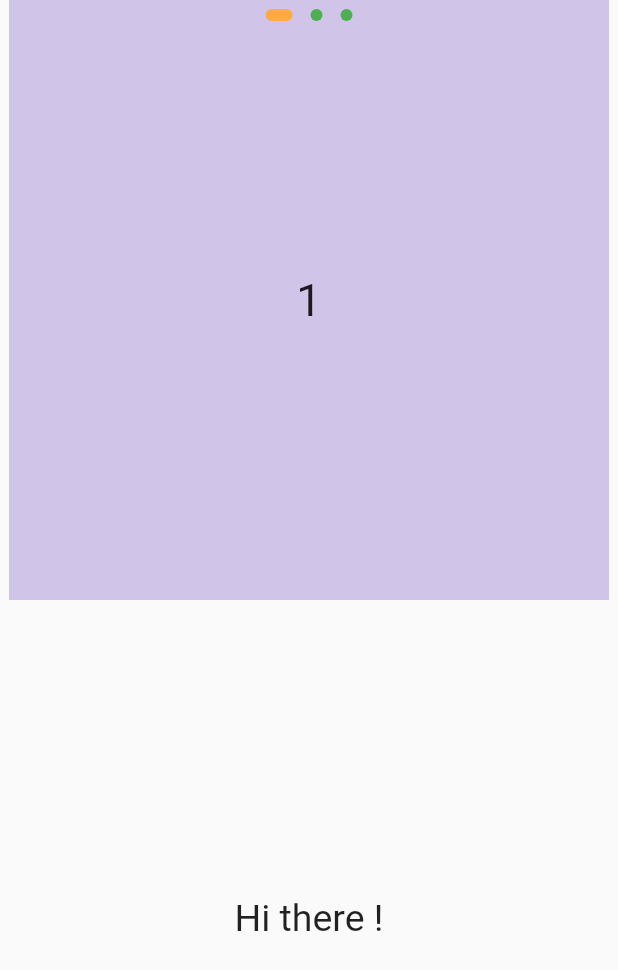
After one commit to berrecelik/riverpod_state_management, a Flutter app: the screen it shows after launch, on a phone screen of 412 x 824 dp. The commit adds this screen. Shown: the top 970 px of the screen. Run offline on Flutter 3.47's test engine with Material 2 defaults, Android fonts, the phone set to English and light mode, and no system bars; drawn by our look-alikes of dots_indicator; our stand-ins replace equatable, flutter_riverpod, google_fonts; Roboto replaces fonts that are missing (Philosopher).

Commit message:
welcome page and number page added

```diff
--- a/lib/main.dart
+++ b/lib/main.dart
@@ -2,6 +2,7 @@ import 'package:flutter/material.dart';
 import 'package:flutter_riverpod/flutter_riverpod.dart';
 import 'package:riverpod_state_management/pages/counter.dart';
 import 'package:riverpod_state_management/pages/user_page.dart';
+import 'package:riverpod_state_management/pages/welcome.dart';
 
 void main() {
   WidgetsFlutterBinding.ensureInitialized();
@@ -13,6 +14,6 @@ class MyApp extends StatelessWidget {
 
   @override
   Widget build(BuildContext context) {
-    return MaterialApp(debugShowCheckedModeBanner: false, home: UserPage());
+    return MaterialApp(debugShowCheckedModeBanner: false, home: WelcomePage());
   }
 }
--- a/lib/pages/selectedbutton.dart
+++ b/lib/pages/selectedbutton.dart
@@ -16,7 +16,7 @@ class SelectedButton extends ConsumerWidget {
           crossAxisAlignment: CrossAxisAlignment.center,
           mainAxisAlignment: MainAxisAlignment.center,
           children: [
-            Text(selectedButton.toUpperCase() + " is selected.",
+            Text(selectedButton.toUpperCase() + " is selected",
                 style: GoogleFonts.philosopher(
                   fontSize: 25,
                 )),
--- /dev/null
+++ b/lib/pages/welcome.dart
@@ -0,0 +1,134 @@
+import 'package:dots_indicator/dots_indicator.dart';
+import 'package:flutter/material.dart';
+import 'package:flutter_riverpod/flutter_riverpod.dart';
+import 'package:google_fonts/google_fonts.dart';
+import 'package:riverpod_state_management/pages/user_page.dart';
+import 'package:riverpod_state_management/provider/provider.dart';
+
+class WelcomePage extends ConsumerStatefulWidget {
+  const WelcomePage({super.key});
+
+  @override
+  ConsumerState<ConsumerStatefulWidget> createState() => _WelcomePageState();
+}
+
+class _WelcomePageState extends ConsumerState<WelcomePage> {
+  PageController pageController = new PageController(initialPage: 0);
+  @override
+  void initState() {
+    super.initState();
+  }
+
+  @override
+  Widget build(BuildContext context) {
+    var state = ref.watch(welcomeProvider);
+    return Container(
+      color: Colors.black26,
+      child: SafeArea(
+          child: Scaffold(
+        body: Container(
+            child: Stack(
+          alignment: Alignment.topCenter,
+          children: [
+            PageView(
+              scrollDirection: Axis.horizontal,
+              reverse: false,
+              onPageChanged: (index) {
+                ref.read(welcomeProvider.notifier).pageChanged(index);
+              },
+              controller: pageController,
+              pageSnapping: true,
+              physics: ClampingScrollPhysics(),
+              children: [
+                Column(
+                  children: [
+                    Container(
+                      color: Colors.deepPurple[100],
+                      width: 400,
+                      height: 400,
+                      child: Center(
+                          child: Text(
+                        "1",
+                        style: GoogleFonts.philosopher(fontSize: 30),
+                      )),
+                    ),
+                    Expanded(
+                      child: Center(
+                          child: Text("Hi there !",
+                              style: GoogleFonts.philosopher(fontSize: 25))),
+                    )
+                  ],
+                ),
+                Column(
+                  children: [
+                    Container(
+                      color: Colors.pink[100],
+                      width: 400,
+                      height: 400,
+                      child: Center(
+                          child: Text(
+                        "2",
+                        style: GoogleFonts.philosopher(fontSize: 30),
+                      )),
+                    ),
+                    Expanded(
+                      child: Center(
+                          child: Text("Welcome !",
+                              style: GoogleFonts.philosopher(fontSize: 25))),
+                    )
+                  ],
+                ),
+                Column(
+                  children: [
+                    Container(
+                      color: Colors.amber[100],
+                      width: 400,
+                      height: 400,
+                      child: Center(
+                          child: Text(
+                        "3",
+                        style: GoogleFonts.philosopher(fontSize: 30),
+                      )),
+                    ),
+                    Expanded(
+                        child: Center(
+                            child: ElevatedButton(
+                      style: ButtonStyle(
+                          backgroundColor:
+                              MaterialStateProperty.all(Colors.amber[100])),
+                      onPressed: () {
+                        Navigator.push(
+                            context,
+                            MaterialPageRoute(
+                                builder: (builder) => UserPage()));
+                      },
+                      child: Text(
+                        "Start",
+                        style: GoogleFonts.philosopher(
+                            fontSize: 25, color: Colors.black),
+                      ),
+                    )))
+                  ],
+                ),
+              ],
+            ),
+            Positioned(
+                child: DotsIndicator(
+              dotsCount: 3,
+              mainAxisAlignment: MainAxisAlignment.center,
+              reversed: false,
+              position: state.page.toInt(),
+              decorator: DotsDecorator(
+                  color: Colors.green,
+                  activeColor: Colors.orangeAccent,
+                  size: Size.square(8),
+                  activeSize: Size(18, 8),
+                  activeShape: RoundedRectangleBorder(
+                      borderRadius: BorderRadius.circular(5))),
+            ))
+          ],
+        )),
+      )),
+    );
+  }
+}
--- a/lib/provider/provider.dart
+++ b/lib/provider/provider.dart
@@ -1,4 +1,7 @@
 import 'package:flutter_riverpod/flutter_riverpod.dart';
+import 'package:riverpod_state_management/notifier/notifier.dart';
+import 'package:riverpod_state_management/notifier/welcome_notifier.dart';
+import 'package:riverpod_state_management/notifier/welcome_state.dart';
 import 'package:riverpod_state_management/services/services.dart';
 
 final counterStateProvider = StateProvider((ref) {
@@ -11,3 +14,13 @@ final isRedProvider = Provider<bool>((ref) {
   return color == 'red'; //check
 });
 final selectedButtonProvider = StateProvider<String>((ref) => '');
+
+final numbersProvider =
+    StateNotifierProvider<NumberNotifier, List<String>>((ref) {
+  return NumberNotifier();
+});
+
+final welcomeProvider =
+    StateNotifierProvider<WelcomeNotifier, WelcomeState>((ref) {
+  return WelcomeNotifier();
+});
--- a/pubspec.yaml
+++ b/pubspec.yaml
@@ -39,6 +39,8 @@ dependencies:
   flutter_riverpod: ^2.3.6
   google_fonts: ^4.0.4
   http: ^0.13.6
+  equatable: ^2.0.5
+  dots_indicator: ^3.0.0
 
 dev_dependencies:
   flutter_test:
```
Also changed, not shown: lib/notifier/notifier.dart (added, +24 -0 lines), lib/notifier/welcome_notifier.dart (added, +10 -0 lines), lib/notifier/welcome_state.dart (added, +15 -0 lines), lib/pages/detail_user.dart (+13 -4 lines), lib/pages/number.dart (added, +55 -0 lines), lib/pages/user_page.dart (+4 -4 lines), pubspec.lock.
